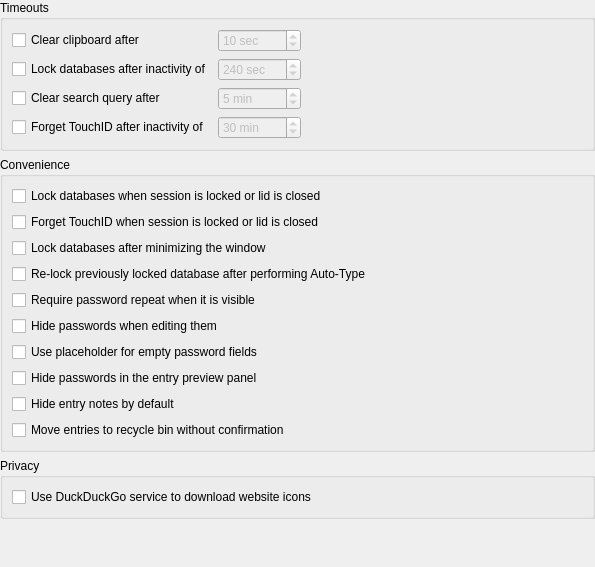
Before: the Qt Designer form src/gui/ApplicationSettingsWidgetSecurity.ui in keepassxreboot/keepassxc, drawn with Qt 5.
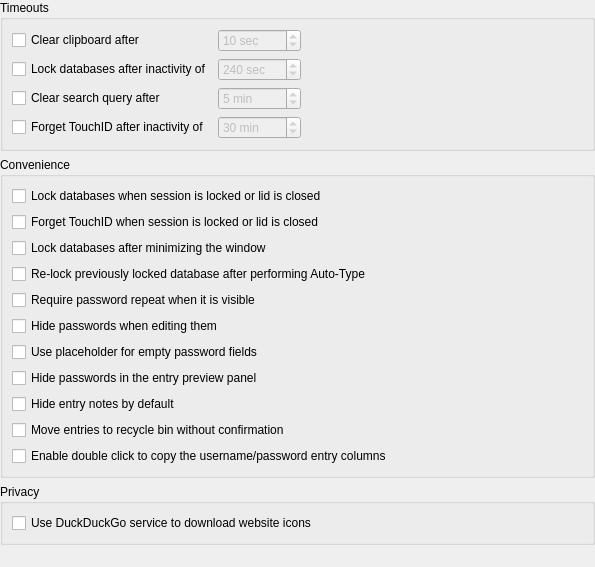
After: the same form once the commit is applied.

Commit message:
Introduce security option to enable copy on doubleclick (#6433)
* Fix #1575 - option is disabled by default

Diff of the .ui file:
```diff
--- a/src/gui/ApplicationSettingsWidgetSecurity.ui
+++ b/src/gui/ApplicationSettingsWidgetSecurity.ui
@@ -264,6 +264,13 @@
         </property>
        </widget>
       </item>
+      <item>
+       <widget class="QCheckBox" name="EnableCopyOnDoubleClickCheckBox">
+        <property name="text">
+         <string>Enable double click to copy the username/password entry columns</string>
+        </property>
+       </widget>
+      </item>
      </layout>
     </widget>
    </item>
```
The commit also changes 6 other files.
